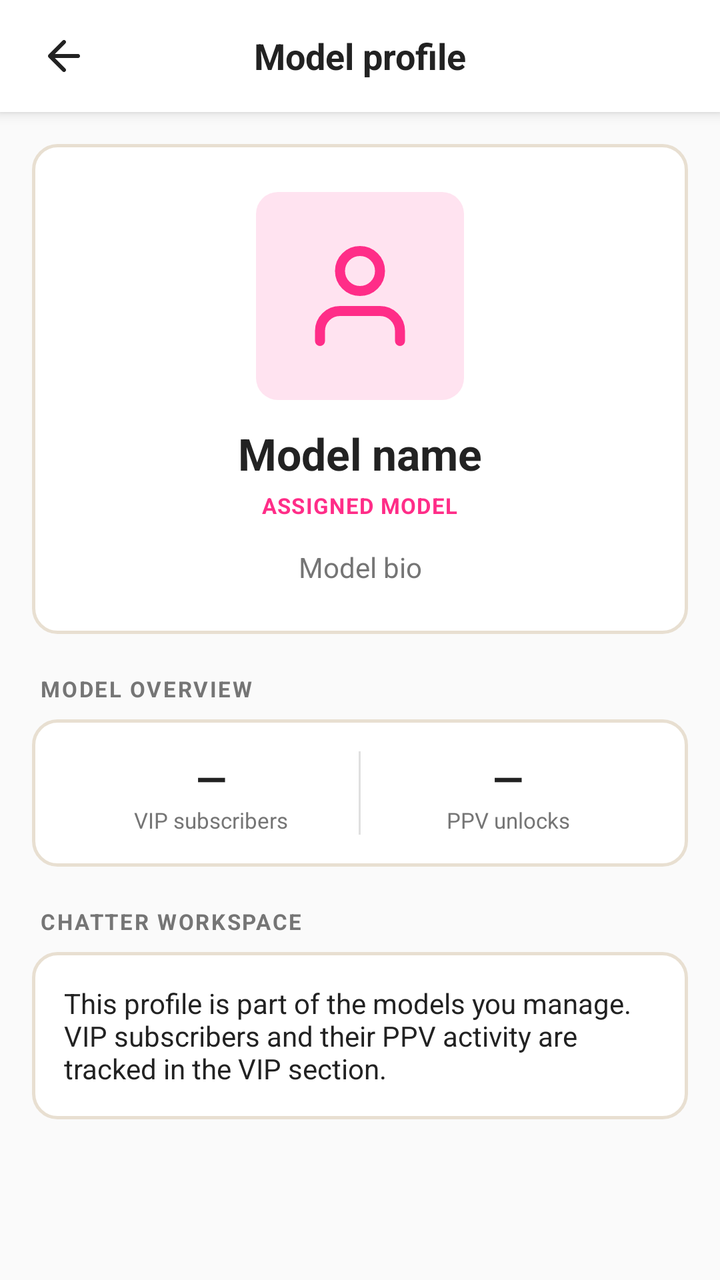
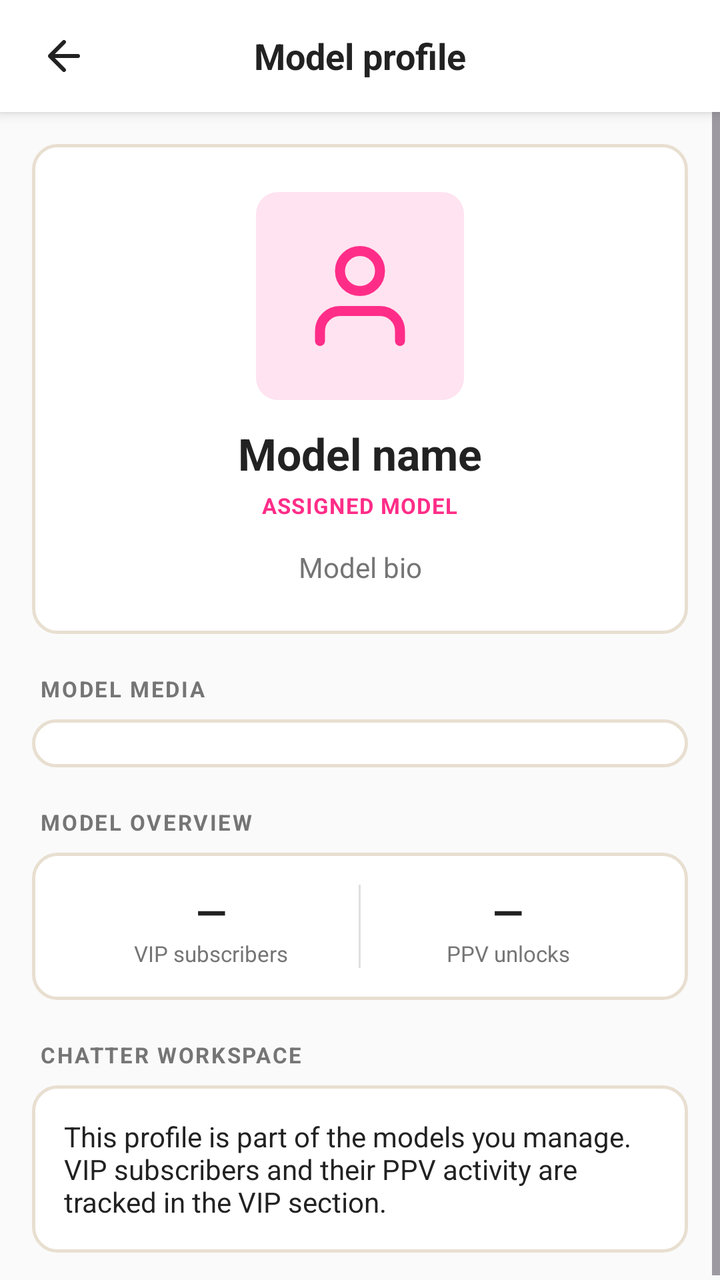

Compare the two renders of this Android layout. The source of the first and the diff that turns it into the second are given below.
<!-- AndroidManifest.xml: application theme Theme.Lovanta -->
<!-- res/layout/activity_model_profile.xml -->
<?xml version="1.0" encoding="utf-8"?>
<LinearLayout xmlns:android="http://schemas.android.com/apk/res/android"
    android:id="@+id/main"
    android:layout_width="match_parent"
    android:layout_height="match_parent"
    android:orientation="vertical"
    android:background="@color/lovanta_bg">

    <LinearLayout
        android:layout_width="match_parent"
        android:layout_height="56dp"
        android:orientation="horizontal"
        android:background="@color/lovanta_surface"
        android:elevation="4dp"
        android:gravity="center_vertical"
        android:paddingStart="8dp"
        android:paddingEnd="8dp">

        <ImageButton
            android:id="@+id/btnBack"
            android:layout_width="48dp"
            android:layout_height="48dp"
            android:src="@drawable/ic_arrow_back"
            android:background="?attr/selectableItemBackgroundBorderless"
            android:contentDescription="Back"
            android:padding="12dp" />

        <TextView
            android:layout_width="0dp"
            android:layout_height="wrap_content"
            android:layout_weight="1"
            android:text="Model profile"
            android:textColor="@color/lovanta_dark"
            android:textSize="18sp"
            android:textStyle="bold"
            android:gravity="center" />

        <View
            android:layout_width="48dp"
            android:layout_height="48dp" />
    </LinearLayout>

    <ScrollView
        android:layout_width="match_parent"
        android:layout_height="0dp"
        android:layout_weight="1"
        android:fillViewport="true">

        <LinearLayout
            android:layout_width="match_parent"
            android:layout_height="wrap_content"
            android:orientation="vertical"
            android:padding="16dp">

            <LinearLayout
                android:layout_width="match_parent"
                android:layout_height="wrap_content"
                android:orientation="vertical"
                android:gravity="center"
                android:background="@drawable/bg_skeumorphic_card"
                android:padding="24dp">

                <ImageView
                    android:id="@+id/ivModelAvatar"
                    android:layout_width="104dp"
                    android:layout_height="104dp"
                    android:src="@drawable/ic_person"
                    android:background="@drawable/bg_model_avatar"
                    android:padding="22dp"
                    android:tint="@color/lovanta_pink"
                    android:contentDescription="Model profile photo" />

                <TextView
                    android:id="@+id/tvModelName"
                    android:layout_width="wrap_content"
                    android:layout_height="wrap_content"
                    android:layout_marginTop="12dp"
                    android:text="Model name"
                    android:textColor="@color/lovanta_dark"
                    android:textSize="22sp"
                    android:textStyle="bold" />

                <TextView
                    android:layout_width="wrap_content"
                    android:layout_height="wrap_content"
                    android:layout_marginTop="4dp"
                    android:text="ASSIGNED MODEL"
                    android:textColor="@color/lovanta_pink"
                    android:textSize="11sp"
                    android:textStyle="bold"
                    android:letterSpacing="0.04" />

                <TextView
                    android:id="@+id/tvModelBio"
                    android:layout_width="match_parent"
                    android:layout_height="wrap_content"
                    android:layout_marginTop="14dp"
                    android:gravity="center"
                    android:text="Model bio"
                    android:textColor="@color/lovanta_gray"
                    android:textSize="14sp" />
            </LinearLayout>

            <TextView
                android:layout_width="wrap_content"
                android:layout_height="wrap_content"
                android:layout_marginStart="4dp"
                android:layout_marginTop="20dp"
                android:layout_marginBottom="8dp"
                android:text="MODEL OVERVIEW"
                android:textColor="@color/lovanta_gray"
                android:textSize="11sp"
                android:textStyle="bold"
                android:letterSpacing="0.08" />

            <LinearLayout
                android:id="@+id/layoutModelStats"
                android:layout_width="match_parent"
                android:layout_height="wrap_content"
                android:orientation="horizontal"
                android:background="@drawable/bg_skeumorphic_card"
                android:padding="16dp">

                <LinearLayout
                    android:layout_width="0dp"
                    android:layout_height="wrap_content"
                    android:layout_weight="1"
                    android:orientation="vertical"
                    android:gravity="center">

                    <TextView
                        android:id="@+id/tvModelSubscribers"
                        android:layout_width="wrap_content"
                        android:layout_height="wrap_content"
                        android:text="—"
                        android:textColor="@color/lovanta_dark"
                        android:textSize="20sp"
                        android:textStyle="bold" />

                    <TextView
                        android:layout_width="wrap_content"
                        android:layout_height="wrap_content"
                        android:text="VIP subscribers"
                        android:textColor="@color/lovanta_gray"
                        android:textSize="11sp" />
                </LinearLayout>

                <View
                    android:layout_width="1dp"
                    android:layout_height="match_parent"
                    android:background="@color/lovanta_border" />

                <LinearLayout
                    android:layout_width="0dp"
                    android:layout_height="wrap_content"
                    android:layout_weight="1"
                    android:orientation="vertical"
                    android:gravity="center">

                    <TextView
                        android:id="@+id/tvModelUnlocks"
                        android:layout_width="wrap_content"
                        android:layout_height="wrap_content"
                        android:text="—"
                        android:textColor="@color/lovanta_dark"
                        android:textSize="20sp"
                        android:textStyle="bold" />

                    <TextView
                        android:layout_width="wrap_content"
                        android:layout_height="wrap_content"
                        android:text="PPV unlocks"
                        android:textColor="@color/lovanta_gray"
                        android:textSize="11sp" />
                </LinearLayout>
            </LinearLayout>

            <TextView
                android:layout_width="wrap_content"
                android:layout_height="wrap_content"
                android:layout_marginStart="4dp"
                android:layout_marginTop="20dp"
                android:layout_marginBottom="8dp"
                android:text="CHATTER WORKSPACE"
                android:textColor="@color/lovanta_gray"
                android:textSize="11sp"
                android:textStyle="bold"
                android:letterSpacing="0.08" />

            <TextView
                android:layout_width="match_parent"
                android:layout_height="wrap_content"
                android:background="@drawable/bg_skeumorphic_card"
                android:padding="16dp"
                android:text="This profile is part of the models you manage. VIP subscribers and their PPV activity are tracked in the VIP section."
                android:textColor="@color/lovanta_dark"
                android:textSize="14sp" />
        </LinearLayout>
    </ScrollView>
</LinearLayout>
<!-- resources referenced by this layout -->
<resources>
  <color name="lovanta_bg">#FAFAFA</color>
  <color name="lovanta_border">#E0E0E0</color>
  <color name="lovanta_dark">#222222</color>
  <color name="lovanta_gray">#757575</color>
  <color name="lovanta_pink">#FF2D88</color>
  <color name="lovanta_surface">#FFFFFF</color>
  <!-- drawable bg_model_avatar (drawable) -->
  <?xml version="1.0" encoding="utf-8"?>
  <shape xmlns:android="http://schemas.android.com/apk/res/android"
      android:shape="rectangle">
      <solid android:color="@color/lovanta_pink_light" />
      <corners android:radius="11dp" />
  </shape>
  <!-- drawable bg_skeumorphic_card (drawable) -->
  <?xml version="1.0" encoding="utf-8"?>
  <shape xmlns:android="http://schemas.android.com/apk/res/android"
      android:shape="rectangle">
      <solid android:color="#FFFFFF" />
      <stroke android:width="1.5dp" android:color="#E8DFD1" />
      <corners android:radius="12dp" />
  </shape>
  <!-- drawable ic_arrow_back (drawable) -->
  <vector xmlns:android="http://schemas.android.com/apk/res/android"
      android:width="24dp"
      android:height="24dp"
      android:viewportWidth="24"
      android:viewportHeight="24">
    <path
        android:strokeColor="#222222"
        android:strokeWidth="2"
        android:strokeLineCap="round"
        android:strokeLineJoin="round"
        android:fillColor="@android:color/transparent"
        android:pathData="M19 12H5 M12 19l-7-7 7-7"/>
  </vector>
  <!-- drawable ic_person (drawable) -->
  <vector xmlns:android="http://schemas.android.com/apk/res/android"
      android:width="24dp"
      android:height="24dp"
      android:viewportWidth="24"
      android:viewportHeight="24">
    <path
        android:strokeColor="#757575"
        android:strokeWidth="2"
        android:strokeLineCap="round"
        android:strokeLineJoin="round"
        android:fillColor="@android:color/transparent"
        android:pathData="M20 21v-2a4 4 0 0 0-4-4H8a4 4 0 0 0-4 4v2 M12 11a4 4 0 1 0 0-8 4 4 0 0 0 0 8z"/>
  </vector>
  <style name="Theme.Lovanta" parent="Base.Theme.Lovanta" />
  <color name="lovanta_pink_light">#FFE3F0</color>
  <style name="Base.Theme.Lovanta" parent="Theme.Material3.DayNight.NoActionBar">
          
          
      </style>
</resources>

<!-- the commit's change to res/layout/activity_model_profile.xml (unified diff, before → after) -->
@@ -101,6 +101,33 @@
                     android:textSize="14sp" />
             </LinearLayout>
 
+            <LinearLayout
+                android:id="@+id/layoutModelMediaSection"
+                android:layout_width="match_parent"
+                android:layout_height="wrap_content"
+                android:orientation="vertical">
+
+                <TextView
+                    android:layout_width="wrap_content"
+                    android:layout_height="wrap_content"
+                    android:layout_marginStart="4dp"
+                    android:layout_marginTop="20dp"
+                    android:layout_marginBottom="8dp"
+                    android:text="MODEL MEDIA"
+                    android:textColor="@color/lovanta_gray"
+                    android:textSize="11sp"
+                    android:textStyle="bold"
+                    android:letterSpacing="0.08" />
+
+                <LinearLayout
+                    android:id="@+id/layoutModelMediaContent"
+                    android:layout_width="match_parent"
+                    android:layout_height="wrap_content"
+                    android:orientation="vertical"
+                    android:background="@drawable/bg_skeumorphic_card"
+                    android:padding="12dp" />
+            </LinearLayout>
+
             <TextView
                 android:layout_width="wrap_content"
                 android:layout_height="wrap_content"
